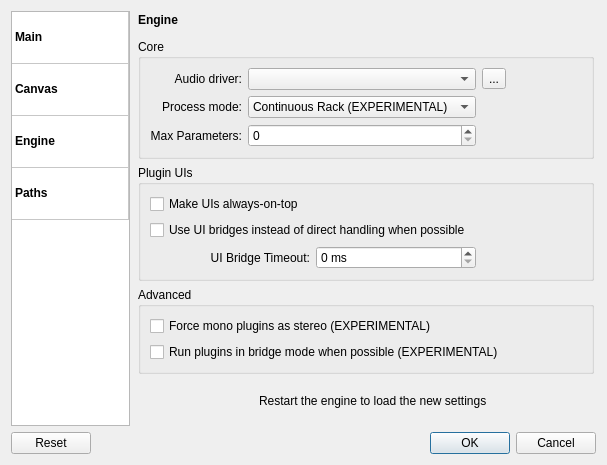
Above: resources/ui/carla_settings.ui from falkTX/Carla before the change. Below: the same form after it.
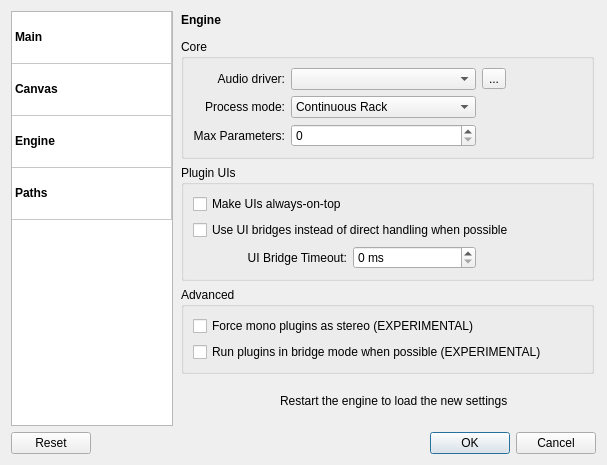
That is the form after the change. The open tabs and pages were chosen to show the change. Icons and pictures are not drawn.

```diff
--- a/resources/ui/carla_settings.ui
+++ b/resources/ui/carla_settings.ui
@@ -757,7 +757,12 @@
                  <widget class="QComboBox" name="cb_engine_process_mode_other">
                   <item>
                    <property name="text">
-                    <string>Continuous Rack (EXPERIMENTAL)</string>
+                    <string>Continuous Rack</string>
+                   </property>
+                  </item>
+                  <item>
+                   <property name="text">
+                    <string>Patchbay (EXPERIMENTAL)</string>
                    </property>
                   </item>
                  </widget>
```
Left out of the diff: 5 changed lines with no effect on the pictures.
